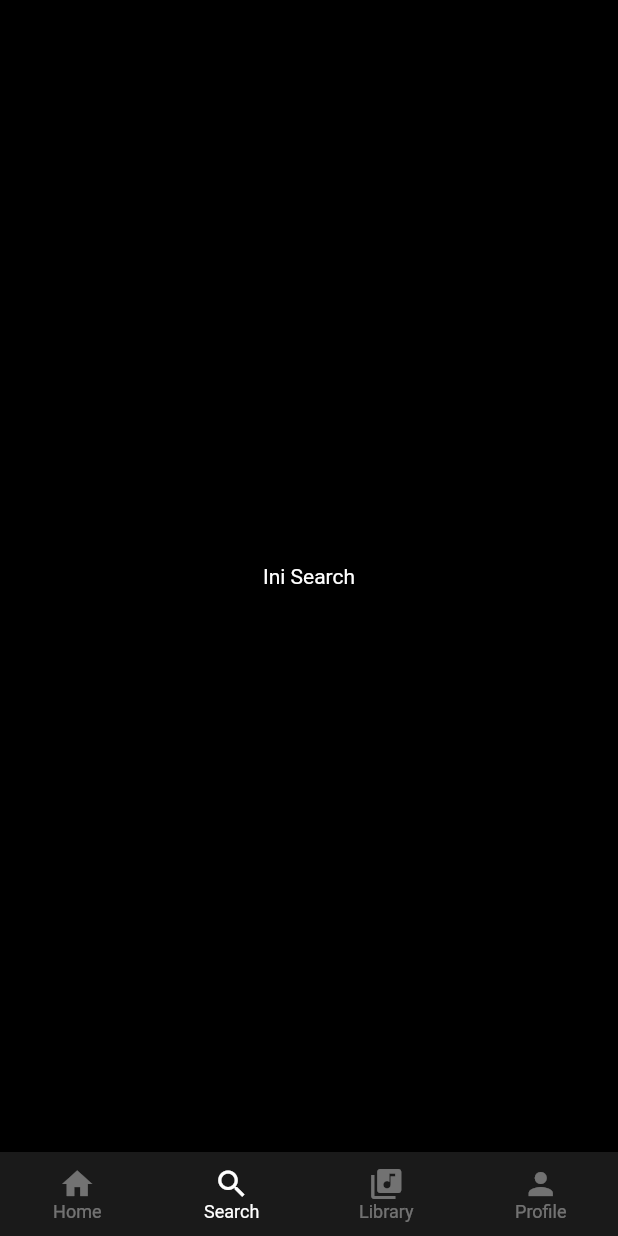
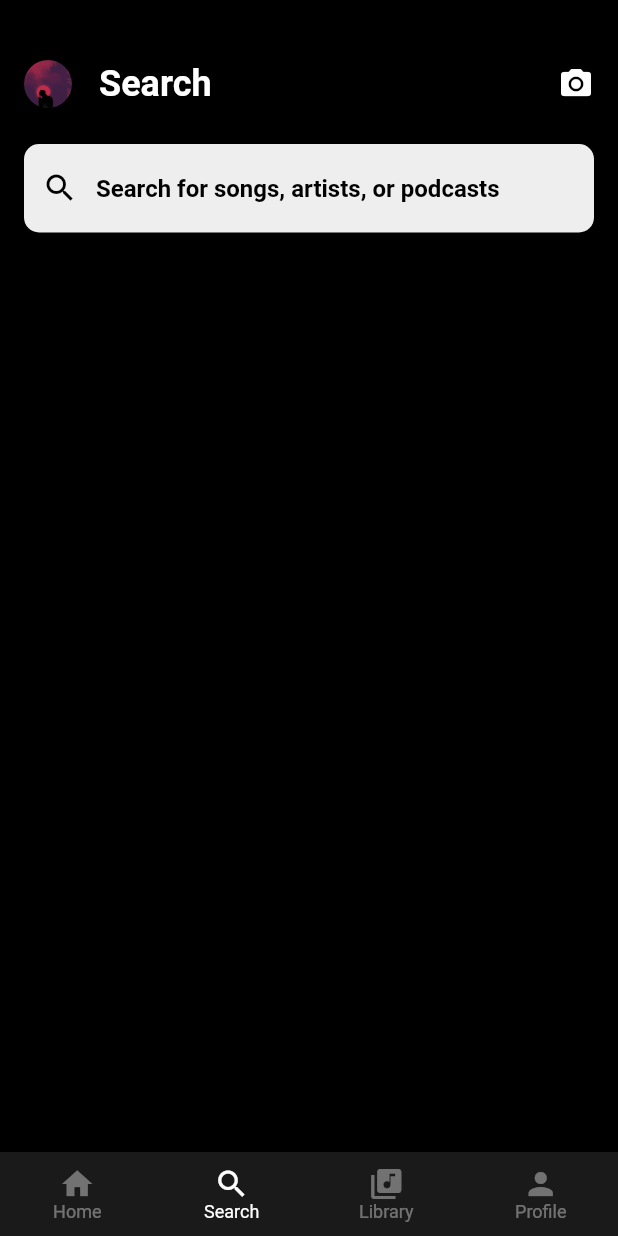
Before and after one commit to ahsanzizan/flutter-spotify-ui, a Flutter app: the screen it shows after launch, item 2 of the bottom bar chosen, on a phone screen of 412 x 824 dp. Run offline on Flutter 3.47's test engine with Material 2 defaults, Android fonts, the phone set to English and light mode, and no system bars.

Commit message:
work on search page a bit

```diff
--- a/lib/views/search.dart
+++ b/lib/views/search.dart
@@ -10,10 +10,81 @@ class SearchView extends StatefulWidget {
 class _SearchViewState extends State<SearchView> {
   @override
   Widget build(BuildContext context) {
-    return const Scaffold(
-      body: Center(
-        child: Text("Ini Search"),
-      ),
+    return Scaffold(
+      body: Stack(alignment: Alignment.topLeft, children: [
+        Column(
+          children: [
+            const SizedBox(
+              height: 40,
+            ),
+            Padding(
+              padding: const EdgeInsets.symmetric(
+                horizontal: 16,
+              ),
+              child: Row(
+                  mainAxisAlignment: MainAxisAlignment.spaceBetween,
+                  children: [
+                    Row(
+                      children: [
+                        Container(
+                          width: 32,
+                          height: 32,
+                          decoration: const BoxDecoration(
+                            borderRadius:
+                                BorderRadius.all(Radius.circular(999.0)),
+                          ),
+                          clipBehavior: Clip.antiAlias,
+                          child: const Image(
+                              image: AssetImage('assets/album1.jpg'),
+                              width: 50,
+                              height: 50),
+                        ),
+                        const SizedBox(
+                          width: 18,
+                        ),
+                        const Text("Search",
+                            style: TextStyle(
+                              color: Colors.white,
+                              fontWeight: FontWeight.bold,
+                              fontSize: 24,
+                            )),
+                      ],
+                    ),
+                    const Icon(
+                      Icons.camera_alt,
+                      color: Colors.white,
+                    )
+                  ]),
+            ),
+            const SizedBox(
+              height: 24,
+            ),
+            Padding(
+              padding: const EdgeInsets.symmetric(horizontal: 16),
+              child: TextField(
+                style: const TextStyle(
+                  color: Colors.black,
+                ),
+                decoration: InputDecoration(
+                  hintText: 'Search for songs, artists, or podcasts',
+                  hintStyle: const TextStyle(
+                      color: Colors.black, fontWeight: FontWeight.bold),
+                  prefixIcon: const Icon(
+                    Icons.search,
+                    color: Colors.black,
+                  ),
+                  filled: true,
+                  fillColor: Colors.grey[200],
+                  border: OutlineInputBorder(
+                    borderRadius: BorderRadius.circular(10),
+                    borderSide: BorderSide.none,
+                  ),
+                ),
+              ),
+            )
+          ],
+        ),
+      ]),
     );
   }
 }
```
